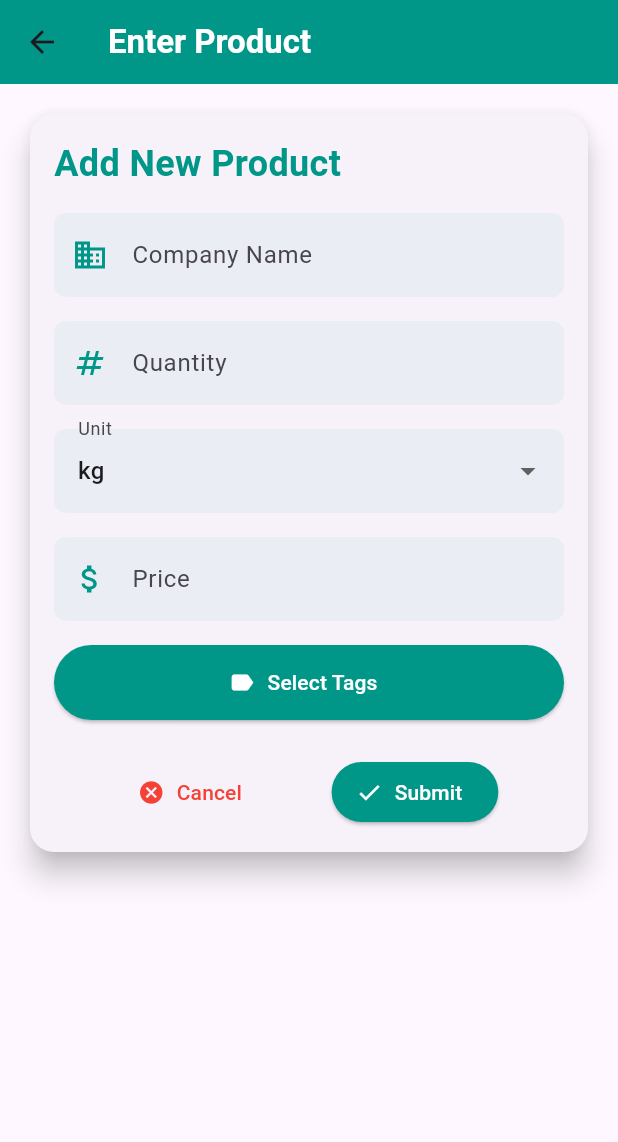
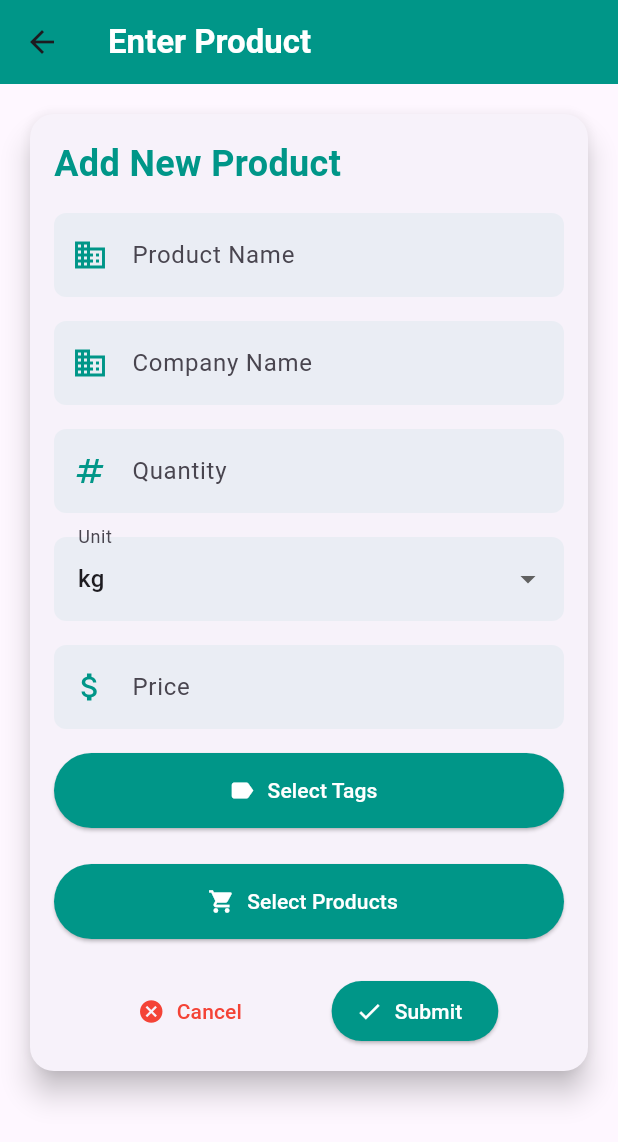
Before and after one commit to Sumair-Ali507/Sholic-App, a Flutter app: the ProductEnterScreen screen opened directly, on a phone screen of 412 x 824 dp. Shown: the top 1142 px of the screen. Run offline on Flutter 3.47's test engine with Material 3 defaults, Android fonts, the light colour scheme and no system bars; our stand-ins replace cloud_firestore, firebase_auth, firebase_core, sqflite; accounts and stored records are empty; network calls fail.

Commit message:
Sholic App

```diff
--- a/Freelancing Projects/lib/main.dart
+++ b/Freelancing Projects/lib/main.dart
@@ -1,6 +1,7 @@
 import 'package:firebase_core/firebase_core.dart';
 import 'package:flutter/material.dart';
 import 'package:sholic_app/firebase_options.dart';
+import 'package:sholic_app/screens/homeScreen.dart';
 import 'screens/login_screen.dart';
 
 void main() async {
--- a/Freelancing Projects/lib/screens/marketScreen.dart
+++ b/Freelancing Projects/lib/screens/marketScreen.dart
@@ -23,12 +23,6 @@ class _MarketsScreenState extends State<MarketsScreen> {
         ),
         backgroundColor: Colors.teal,
         actions: [
-          IconButton(
-            icon: Icon(Icons.menu),
-            onPressed: () {
-              Scaffold.of(context).openDrawer();
-            },
-          ),
         ],
       ),
 
--- a/Freelancing Projects/lib/screens/productScreen.dart
+++ b/Freelancing Projects/lib/screens/productScreen.dart
@@ -1,6 +1,7 @@
 import 'package:flutter/material.dart';
 import 'package:cloud_firestore/cloud_firestore.dart';
 import 'package:sholic_app/screens/tagScreen.dart';
+import 'package:sholic_app/screens/productSelectionScreen.dart'; // Import Product Selection Screen
 
 class ProductEnterScreen extends StatefulWidget {
   @override
@@ -8,26 +9,32 @@ class ProductEnterScreen extends StatefulWidget {
 }
 
 class _ProductEnterScreenState extends State<ProductEnterScreen> {
+  final _productnameController = TextEditingController();
   final _companyController = TextEditingController();
   final _quantityController = TextEditingController();
-  final _priceController = TextEditingController(); // Controller for the price
+  final _priceController = TextEditingController();
   String _selectedUnit = 'kg';
   List<String> _selectedTags = [];
+  List<String> _selectedProducts = []; // List to hold selected products
 
   void _submitProduct() async {
+    String name = _productnameController.text;
     String company = _companyController.text;
     int quantity = int.parse(_quantityController.text);
     String unit = _selectedUnit;
     List<String> tags = _selectedTags;
-    double price = double.parse(_priceController.text); // Get the price as double
+    List<String> products = _selectedProducts; // Include selected products
+    double price = double.parse(_priceController.text);
 
     // Save product to Firestore
     await FirebaseFirestore.instance.collection('products').add({
+      'name': name,
       'company': company,
       'quantity': quantity,
       'unit': unit,
       'tags': tags,
-      'price': price, // Save price to Firestore
+      'price': price,
+      'linkedProducts': products, // Save selected products
     });
 
     Navigator.pop(context);
@@ -41,6 +48,18 @@ class _ProductEnterScreenState extends State<ProductEnterScreen> {
     if (selectedTags != null) {
       setState(() {
         _selectedTags = selectedTags;
+      });
+    }
+  }
+
+  void _selectProducts() async {
+    final selectedProducts = await Navigator.push(
+      context,
+      MaterialPageRoute(builder: (context) => ProductSelectionScreen(selectedProducts: _selectedProducts)),
+    );
+    if (selectedProducts != null) {
+      setState(() {
+        _selectedProducts = selectedProducts;
       });
     }
   }
@@ -70,6 +89,20 @@ class _ProductEnterScreenState extends State<ProductEnterScreen> {
                     fontSize: 24,
                     fontWeight: FontWeight.bold,
                     color: Colors.teal,
+                  ),
+                ),
+                SizedBox(height: 16),
+                TextField(
+                  controller: _productnameController,
+                  decoration: InputDecoration(
+                    labelText: 'Product Name',
+                    prefixIcon: Icon(Icons.business, color: Colors.teal),
+                    filled: true,
+                    fillColor: Colors.teal.withOpacity(0.05),
+                    border: OutlineInputBorder(
+                      borderRadius: BorderRadius.circular(8.0),
+                      borderSide: BorderSide.none,
+                    ),
                   ),
                 ),
                 SizedBox(height: 16),
@@ -171,6 +204,35 @@ class _ProductEnterScreenState extends State<ProductEnterScreen> {
                         .toList(),
                   ),
                 SizedBox(height: 16),
+                ElevatedButton.icon(
+                  onPressed: _selectProducts,
+                  icon: Icon(Icons.shopping_cart, color: Colors.white),
+                  label: Text('Select Products'),
+                  style: ElevatedButton.styleFrom(
+                    backgroundColor: Colors.teal,
+                    foregroundColor: Colors.white,
+                    minimumSize: Size(double.infinity, 50),
+                  ),
+                ),
+                SizedBox(height: 8),
+                if (_selectedProducts.isNotEmpty)
+                  Wrap(
+                    spacing: 8,
+                    children: _selectedProducts
+                        .map(
+                          (product) => Chip(
+                        label: Text(product),
+                        deleteIcon: Icon(Icons.close),
+                        onDeleted: () {
+                          setState(() {
+                            _selectedProducts.remove(product);
+                          });
+                        },
+                      ),
+                    )
+                        .toList(),
+                  ),
+                SizedBox(height: 16),
                 Row(
                   mainAxisAlignment: MainAxisAlignment.spaceEvenly,
                   children: [
```
Also changed, not shown: Freelancing Projects/lib/screens/EnterTagScreen.dart (added, +114 -0 lines), Freelancing Projects/lib/screens/buy_list.dart (+39 -20 lines), Freelancing Projects/lib/screens/fetchProductScreen.dart (+16 -20 lines), Freelancing Projects/lib/screens/fetchTagScreen.dart (+15 -0 lines), Freelancing Projects/lib/screens/homeScreen.dart (+8 -8 lines), Freelancing Projects/lib/screens/login_screen.dart (+6 -5 lines), Freelancing Projects/lib/screens/productSelectionScreen.dart (added, +122 -0 lines), Freelancing Projects/lib/screens/tagScreen.dart (+29 -29 lines), 1 other file.
